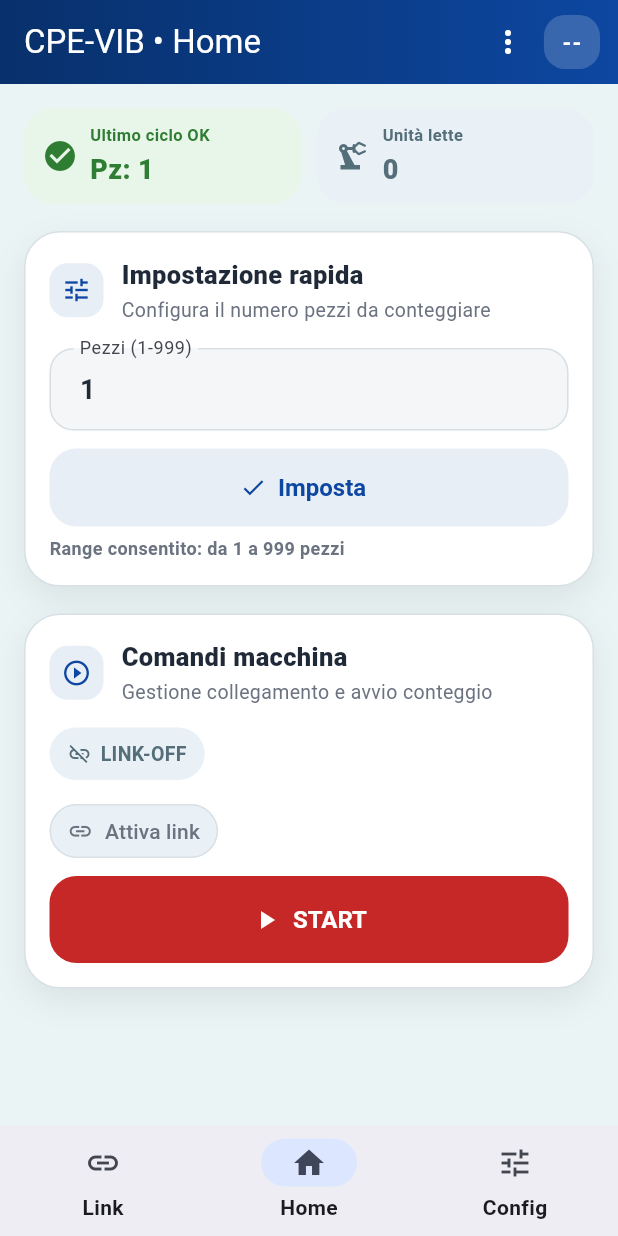
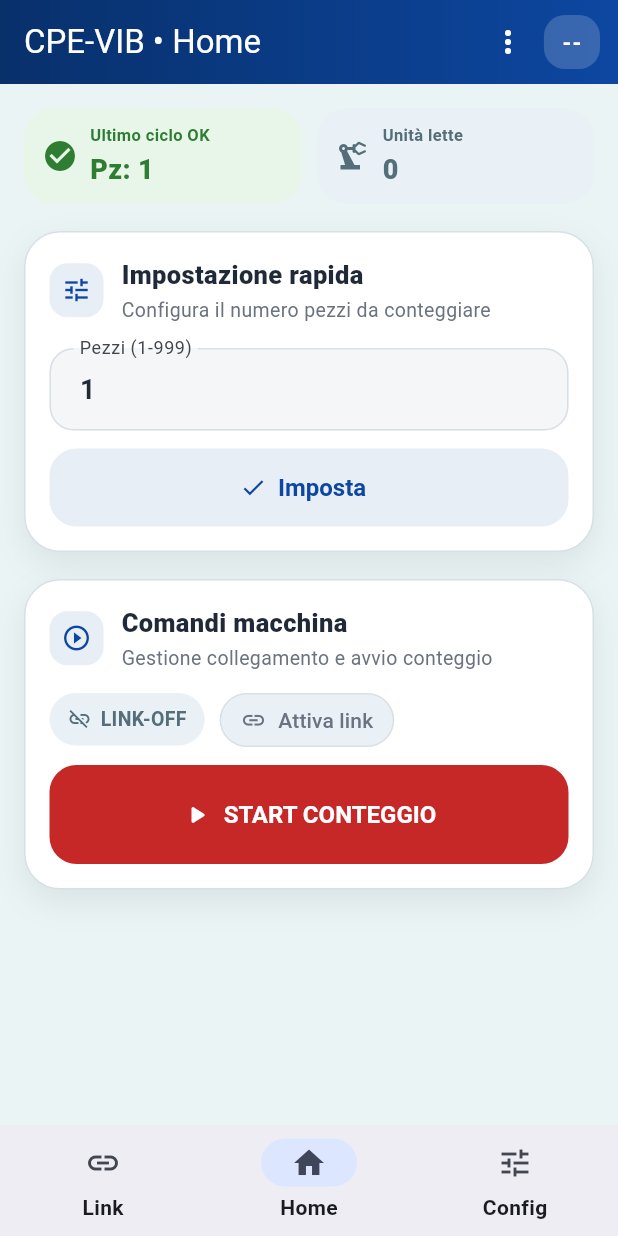
Before and after one commit to Luca0079CM/Pills-Counter-App, a Flutter app: the screen it shows after launch, swiped to page 2, on a phone screen of 412 x 824 dp. Run offline on Flutter 3.47's test engine with Material 3 defaults, Android fonts, the phone set to English and light mode, and no system bars; our stand-ins replace shared_preferences; missing offline and left inert: flutter_ringtone_player.

Commit message:
Optimize Home commands layout and enlarge Start action

```diff
--- a/lib/features/cpe_vib/presentation/pages/home_page.dart
+++ b/lib/features/cpe_vib/presentation/pages/home_page.dart
@@ -39,7 +39,7 @@ class HomePage extends StatelessWidget {
         side: BorderSide(
           color: isConnected ? const Color(0xFFF3D9A4) : AppColors.border,
         ),
-        padding: const EdgeInsets.symmetric(horizontal: 12, vertical: 10),
+        padding: const EdgeInsets.symmetric(horizontal: 14, vertical: 10),
         tapTargetSize: MaterialTapTargetSize.shrinkWrap,
         visualDensity: const VisualDensity(horizontal: -1, vertical: -1),
       ),
@@ -150,15 +150,6 @@ class HomePage extends StatelessWidget {
                       );
                     },
                   ),
-                  const SizedBox(height: 6),
-                  const Text(
-                    'Range consentito: da 1 a 999 pezzi',
-                    style: TextStyle(
-                      color: AppColors.textSecondary,
-                      fontSize: 12,
-                      fontWeight: FontWeight.w600,
-                    ),
-                  ),
                 ],
               ),
             ),
@@ -187,6 +178,10 @@ class HomePage extends StatelessWidget {
                             : AppColors.neutral,
                         icon: state.isConMode ? Icons.link : Icons.link_off,
                       ),
+                      _buildLinkActionButton(
+                        isConnected: state.isConMode,
+                        onPressed: controller.toggleConMode,
+                      ),
                       if (state.timer != 0)
                         AppStatusChip(
                           label: state.isAutoLoop
@@ -198,59 +193,17 @@ class HomePage extends StatelessWidget {
                         ),
                     ],
                   ),
-                  const SizedBox(height: 16),
-                  LayoutBuilder(
-                    builder: (context, constraints) {
-                      final compact = constraints.maxWidth < 430;
-
-                      if (compact) {
-                        return Column(
-                          crossAxisAlignment: CrossAxisAlignment.start,
-                          children: [
-                            _buildLinkActionButton(
-                              isConnected: state.isConMode,
-                              onPressed: controller.toggleConMode,
-                            ),
                   const SizedBox(height: 12),
                   AppPrimaryButton(
                     label: state.timer > 0 && state.isAutoLoop
                         ? 'STOP AUTO-START'
-                                  : 'START',
+                        : 'START CONTEGGIO',
                     icon: state.timer > 0 && state.isAutoLoop
                         ? Icons.pause_circle
-                                  : Icons.play_arrow,
+                        : Icons.play_arrow_rounded,
                     onPressed: controller.onStart,
-                              height: 58,
+                    height: 66,
                     backgroundColor: AppColors.danger,
-                            ),
-                          ],
-                        );
-                      }
-
-                      return Row(
-                        crossAxisAlignment: CrossAxisAlignment.end,
-                        children: [
-                          _buildLinkActionButton(
-                            isConnected: state.isConMode,
-                            onPressed: controller.toggleConMode,
-                          ),
-                          const SizedBox(width: 12),
-                          Expanded(
-                            child: AppPrimaryButton(
-                              label: state.timer > 0 && state.isAutoLoop
-                                  ? 'STOP AUTO-START'
-                                  : 'START',
-                              icon: state.timer > 0 && state.isAutoLoop
-                                  ? Icons.pause_circle
-                                  : Icons.play_arrow,
-                              onPressed: controller.onStart,
-                              height: 54,
-                              backgroundColor: AppColors.danger,
-                            ),
-                          ),
-                        ],
-                      );
-                    },
                   ),
                 ],
               ),
```
Lines whose indentation alone changed are shown as unchanged.
